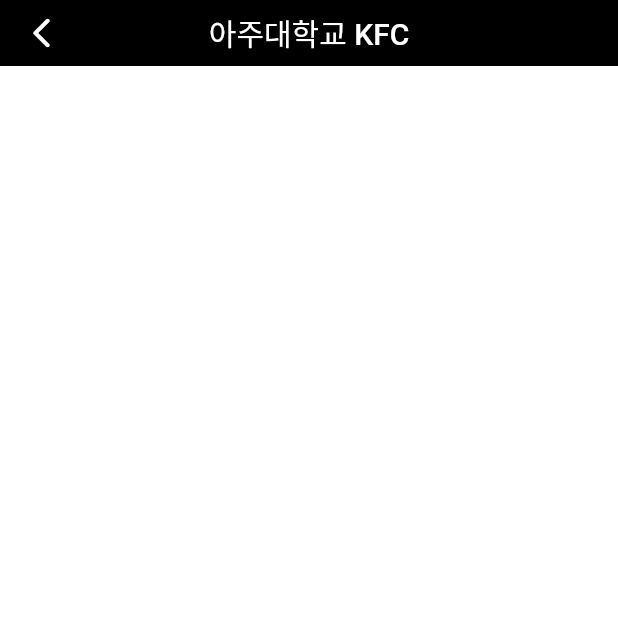
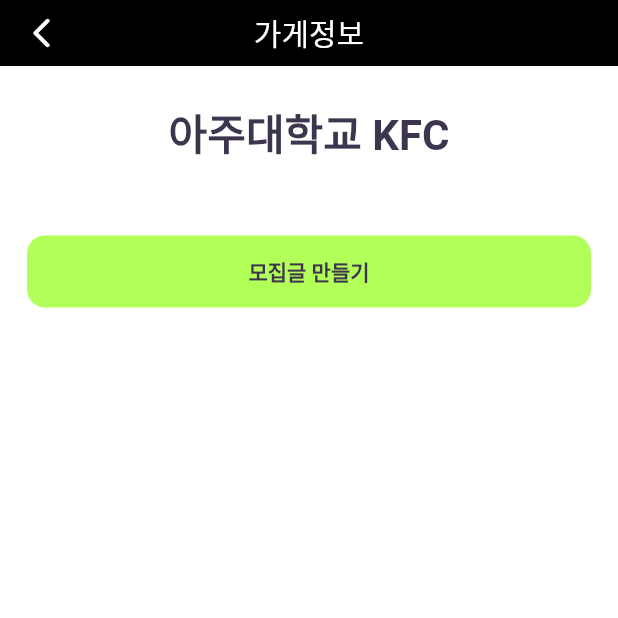
Before and after one commit to LiiNen/DeleTo, a Flutter app: the StoreShopView screen opened directly with sample values from the repository, on a phone screen of 412 x 824 dp, the top half of it. Run offline on Flutter 3.47's test engine with Material 2 defaults, Android fonts, the phone set to English and light mode, and no system bars; our stand-ins replace fluttertoast; Roboto replaces fonts that are missing (NotoSansCJKKR).

Commit message:
Add shopView with time getter

```diff
--- a/lib/function.dart
+++ b/lib/function.dart
@@ -29,3 +29,34 @@ showToast(String message) {
     gravity: ToastGravity.BOTTOM,
   );
 }
+
+getTimeSafe({required String openTime, required String closeTime}) {
+  var nowDate = DateTime.now();
+  var openHour = int.parse(openTime.split(':')[0]);
+  var openMinute = int.parse(openTime.split(':')[1]);
+  var closeHour = int.parse(closeTime.split(':')[0]);
+  var closeMinute = int.parse(closeTime.split(':')[1]);
+
+  bool nowDawn = false;
+  bool closeDawn = false;
+  if(nowDate.hour < 7) {
+    nowDawn = true;
+  }
+  if(closeHour < 7) {
+    closeDawn = true;
+  }
+
+  DateTime openDate = DateTime(nowDate.year, nowDate.month, nowDawn ? nowDate.day-1 : nowDate.day, openHour, openMinute);
+  DateTime closeDate = DateTime(nowDate.year, nowDate.month, !nowDawn&&closeDawn ? nowDate.day+1 : nowDate.day, closeHour, closeMinute);
+
+  print(nowDate);
+  print(openDate);
+  print(closeDate);
+
+  if(nowDate.isAfter(openDate) && nowDate.isBefore(closeDate)) {
+    return true;
+  }
+  else {
+    return false;
+  }
+}
--- a/lib/main_nav/search/search_category_shop_view.dart
+++ b/lib/main_nav/search/search_category_shop_view.dart
@@ -1,8 +1,7 @@
 import 'package:delito/component/default_app_bar.dart';
 import 'package:delito/main_nav/search/search_view.dart';
-import 'package:delito/object/board.dart';
 import 'package:delito/object/shop.dart';
-import 'package:delito/store/board/store_board_item_container.dart';
+import 'package:delito/store/shop/store_shop_item_container.dart';
 import 'package:delito/style.dart';
 import 'package:flutter/material.dart';
 
@@ -49,7 +48,7 @@ class _SearchCategoryShopView extends State<SearchCategoryShopView> {
                   children: <Widget>[
 
                   ] + List.generate(testShopList.length*10, (index) {
-                    return StoreBoardItemContainer(board: testBoardList[index%5]);
+                    return StoreShopItemContainer(shop: testShopList[index%5]);
                   })
                 )
               )
--- a/lib/object/shop.dart
+++ b/lib/object/shop.dart
@@ -1,27 +1,22 @@
 import 'package:delito/object/store.dart';
 
 class Shop extends Store{
-  final int userId;
-  final String title;
-  final String content;
-  final int curNum;
-  final int maxNum;
   final int deliveryPrice;
   final int leastPrice;
-  final bool open;
-  final String time;
-  final String userName;
+  final String openTime;
+  final String closeTime;
 
   Shop({
     required id, imgSrc='', required shopName,
-    this.userId=0, required this.title, this.content='', required this.curNum, required this.maxNum, this.deliveryPrice=0, this.leastPrice=0, this.open=true, this.time='4/3 23:00', this.userName='딜리투계정'
+    this.deliveryPrice=0, this.leastPrice=0,
+    this.openTime='09:00', this.closeTime='23:00',
   }) : super(id: id, imgSrc: imgSrc, shopName: shopName);
 }
 
 var testShopList = [
-  Shop(id: 1, title: '치킨먹을 사람?', shopName: '아주대학교 KFC', curNum: 3, maxNum: 6, content: '5천원씩 상납 ㄱㄱ5천원씩 상납 ㄱㄱ5천원씩 상납 ㄱㄱ5천원씩 상납 ㄱㄱ5천원씩 상납 ㄱㄱ5천원씩 상납 ㄱㄱ5천원씩 상납 ㄱㄱ5천원씩 상납 ㄱㄱ5천원씩 상납 ㄱㄱ5천원씩 상납 ㄱㄱ5천원씩 상납 ㄱㄱ5천원씩 상납 ㄱㄱ5천원씩 상납 ㄱㄱ5천원씩 상납 ㄱㄱ5천원씩 상납 ㄱㄱ5천원씩 상납 ㄱㄱ5천원씩 상납 ㄱㄱ5천원씩 상납 ㄱㄱ5천원씩 상납 ㄱㄱ5천원씩 상납 ㄱㄱ5천원씩 상납 ㄱㄱ5천원씩 상납 ㄱㄱ5천원씩 상납 ㄱㄱ5천원씩 상납 ㄱㄱ5천원씩 상납 ㄱㄱ5천원씩 상납 ㄱㄱ5천원씩 상납 ㄱㄱ5천원씩 상납 ㄱㄱ5천원씩 상납 ㄱㄱ5천원씩 상납 ㄱㄱ5천원씩 상납 ㄱㄱ5천원씩 상납 ㄱㄱ5천원씩 상납 ㄱㄱ5천원씩 상납 ㄱㄱ5천원씩 상납 ㄱㄱ5천원씩 상납 ㄱㄱ', deliveryPrice: 5000, leastPrice: 12000),
-  Shop(id: 2, title: '배달비 아낄사람', shopName: '피자브라더스 인계본점', curNum: 4, maxNum: 5, open: false),
-  Shop(id: 3, title: '광교관 여학생 있음?', shopName: '신전떡볶이 아주대점', curNum: 4, maxNum: 4),
-  Shop(id: 4, title: '본인 팔달관 망령', shopName: '맘스터치 광교점', curNum: 3, maxNum: 4),
-  Shop(id: 5, title: '남제 1명 구함', shopName: '맥도날드 아주대점', curNum: 1, maxNum: 2),
+  Shop(id: 1, shopName: '아주대학교 KFC', deliveryPrice: 5000, leastPrice: 12000),
+  Shop(id: 2, shopName: '피자브라더스 인계본점', openTime: '17:00', closeTime: '02:00'),
+  Shop(id: 3, shopName: '신전떡볶이 아주대점',),
+  Shop(id: 4, shopName: '맘스터치 광교점',),
+  Shop(id: 5, shopName: '맥도날드 아주대점',),
 ];
--- a/lib/store/shop/store_shop_view.dart
+++ b/lib/store/shop/store_shop_view.dart
@@ -1,5 +1,7 @@
 import 'package:delito/component/default_app_bar.dart';
 import 'package:delito/object/shop.dart';
+import 'package:delito/style.dart';
+import 'package:delito/function.dart';
 import 'package:flutter/material.dart';
 
 class StoreShopView extends StatefulWidget {
@@ -9,10 +11,19 @@ class StoreShopView extends StatefulWidget {
   State<StoreShopView> createState() => _StoreShopView();
 }
 class _StoreShopView extends State<StoreShopView> {
+
+  bool? _isOpen;
+
+  @override
+  void initState() {
+    _isOpen = getTimeSafe(openTime: widget.shop.openTime, closeTime: widget.shop.closeTime);
+    super.initState();
+  }
+
   @override
   Widget build(BuildContext context) {
     return Scaffold(
-      appBar: DefaultAppBar(title: widget.shop.shopName, back: true),
+      appBar: DefaultAppBar(title: '가게정보', back: true),
       backgroundColor: Colors.white,
       body: Container(
         width: MediaQuery.of(context).size.width,
@@ -21,11 +32,42 @@ class _StoreShopView extends State<StoreShopView> {
           child: Column(
             children: [
               SizedBox(height: 24),
-
+              Text(widget.shop.shopName, style: textStyle(weight: 600, size: 28.0)),
+              SizedBox(height: 24),
+              shopInfoBox(),
+              SizedBox(height: 24),
+              priceInfoBox(),
+              SizedBox(height: 20),
             ]
           )
         )
       )
     );
   }
+
+  shopInfoBox() {
+    return Container();
+  }
+
+  priceInfoBox() {
+    return GestureDetector(
+      behavior: HitTestBehavior.translucent,
+      onTap: () {
+
+      },
+      child: Container(
+        width: MediaQuery.of(context).size.width,
+        height: 48,
+        decoration: BoxDecoration(
+          color: _isOpen! ? Colors.lightGreenAccent : Colors.grey,
+          borderRadius: BorderRadius.all(Radius.circular(12)),
+        ),
+        child: Center(
+          child: _isOpen!
+            ? Text('모집글 만들기', style: textStyle(weight: 700))
+            : Text('영업시간이 아닙니다.', style: textStyle(weight: 700))
+        )
+      )
+    );
+  }
 }
```
Also changed, not shown: lib/store/shop/store_shop_item_container.dart (+35 -2 lines).
